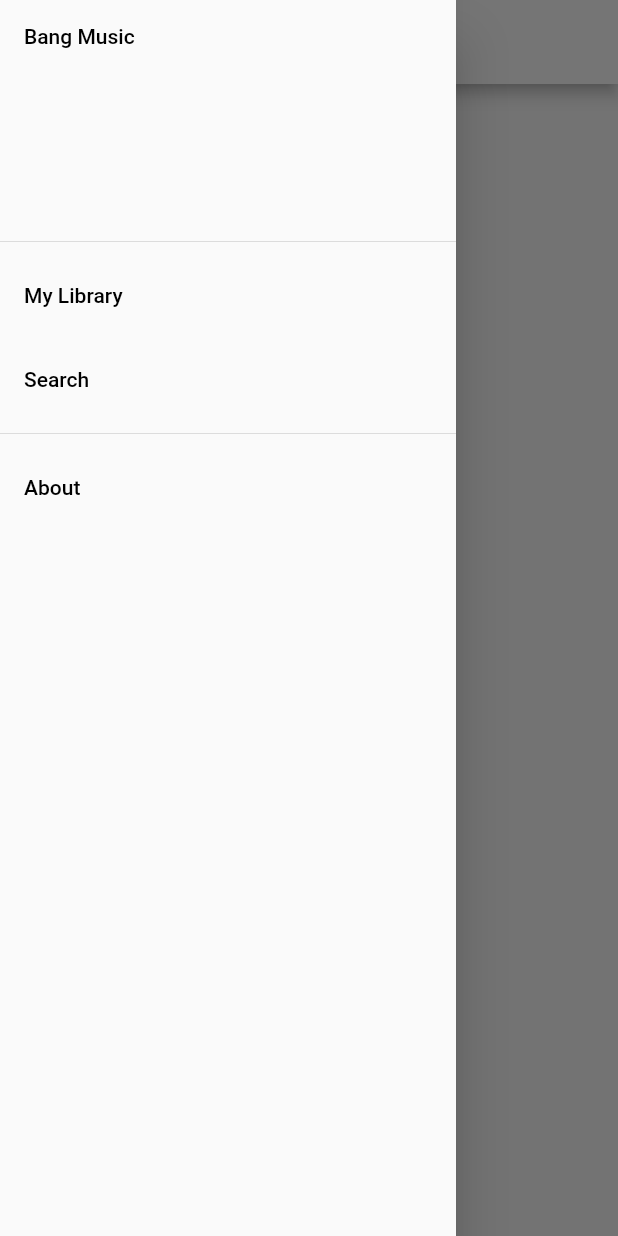
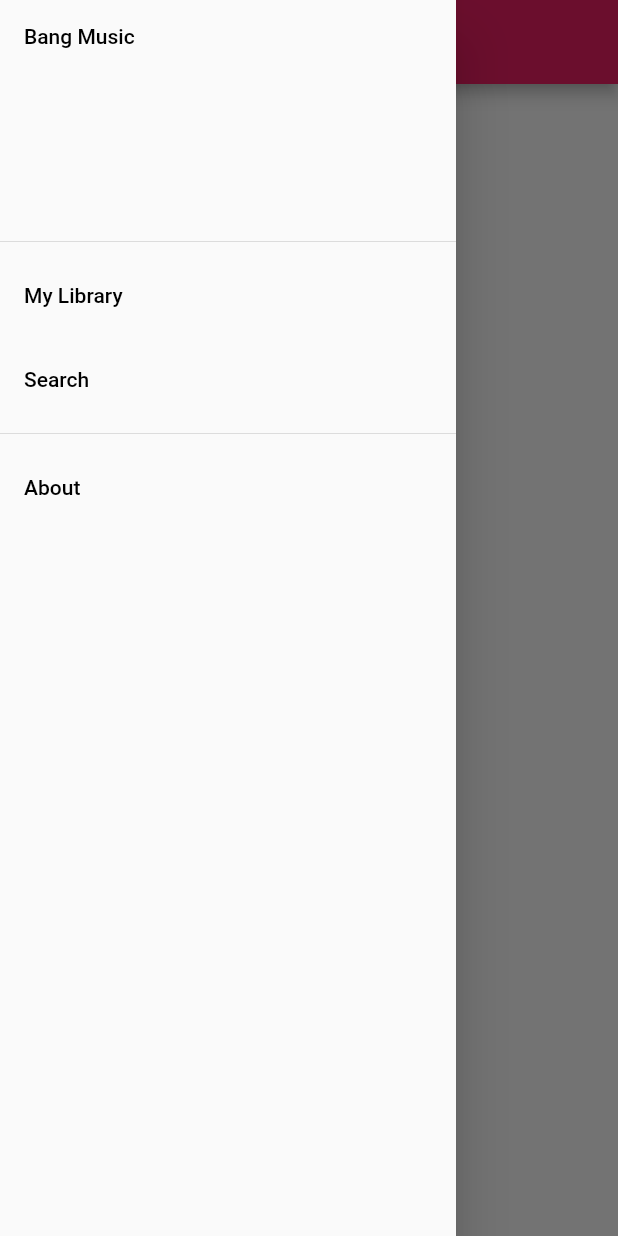
Before and after one commit to the-bang-project/project-bang-music, a Flutter app: the screen it shows after launch, with the side drawer open, on a phone screen of 412 x 824 dp. Run offline on Flutter 3.47's test engine with Material 2 defaults, Android fonts, the phone set to English and light mode, and no system bars.

Commit message:
import new color scheme and icon to app

```diff
--- a/lib/main.dart
+++ b/lib/main.dart
@@ -8,8 +8,8 @@
     return new MaterialApp(
       title: 'Bang Music',
       theme: new ThemeData(
-        primaryColor: Colors.white,
-        backgroundColor: Colors.white,
+        primaryColor: Colors.pink,
+        backgroundColor: Colors.pink,
         textTheme: Theme.of(context).textTheme.apply(bodyColor: Colors.black),
       ),
       home: new MyHomePage(),
```
Also changed, not shown: 4 other files.
